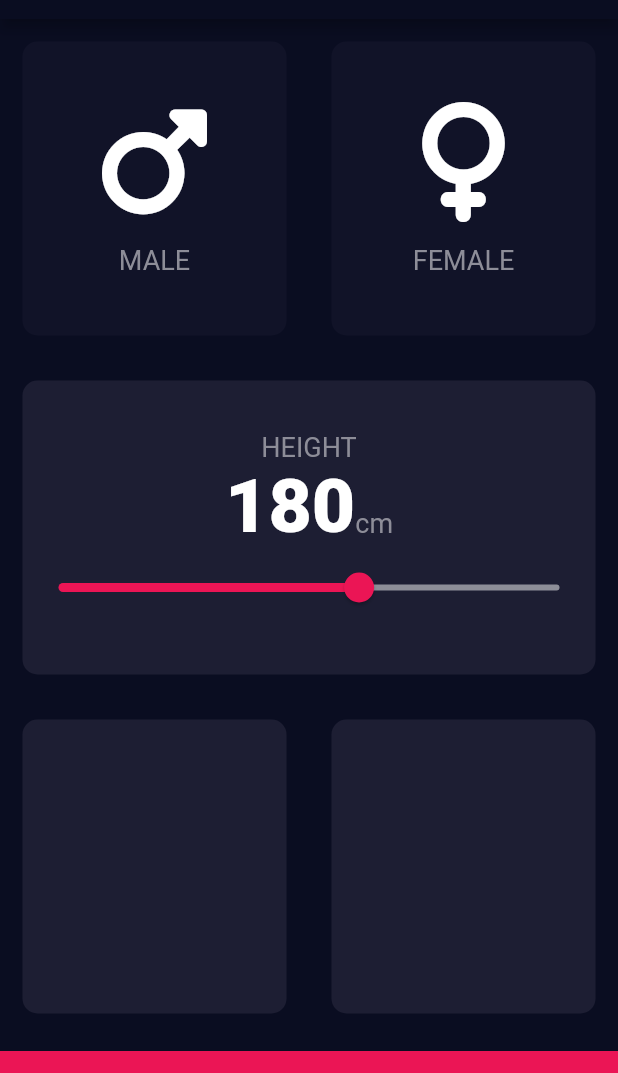
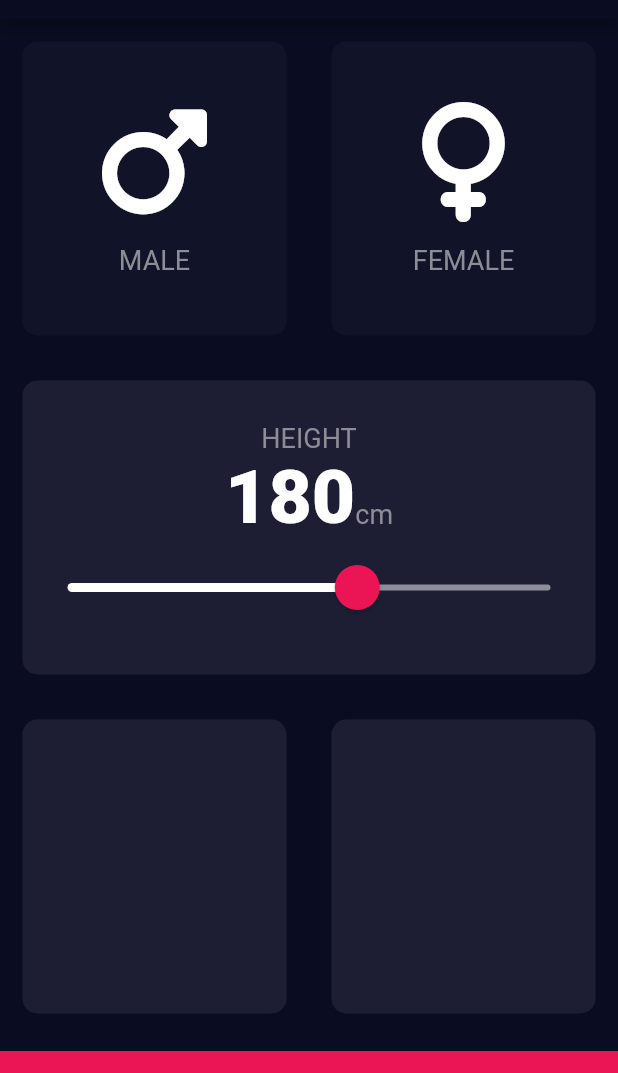
Before and after one commit to kristjansig1983/bmi_calculator, a Flutter app: the screen it shows after launch, on a phone screen of 412 x 824 dp, the part 65-1138 px from its top. Run offline on Flutter 3.47's test engine with Material 2 defaults, Android fonts, the phone set to English and light mode, and no system bars; our stand-ins replace font_awesome_flutter.

Commit message:
Fixed slider

```diff
--- a/lib/input_page.dart
+++ b/lib/input_page.dart
@@ -103,17 +103,27 @@ class _InputPageState extends State<InputPage> {
                             )
                           ],
                         ),
-                        Slider(
+                        //SliderTheme to change the look of slider to what I want
+                        SliderTheme(
+                          data: SliderTheme.of(context).copyWith(
+                            thumbShape: RoundSliderThumbShape(enabledThumbRadius: 15.0),
+                            overlayShape: RoundSliderOverlayShape(overlayRadius: 30.0),
+                            thumbColor: Color(0xFFEB1555),
+                            activeTrackColor: Colors.white,
+                            //Replace FF to change the overlay color to a more faded shade
+                            overlayColor: Color(0x29EB1555),
+                            inactiveTrackColor: Color(0xFF8D8E98),
+                          ),
+                          child: Slider(
                             value: height.toDouble(),
                             min: 120.0,
                             max: 220.0,
-                          activeColor: Color(0xFFEB1555),
-                          inactiveColor: Color(0xFF8D8E98),
                             onChanged: (double newValue) {
                               setState(() {
                                 height = newValue.toInt();
                               });
                             },
+                          ),
                         ),
                       ],
                     ),
```
Also changed, not shown: lib/container.dart (deleted). Lines whose indentation alone changed are shown as unchanged.
